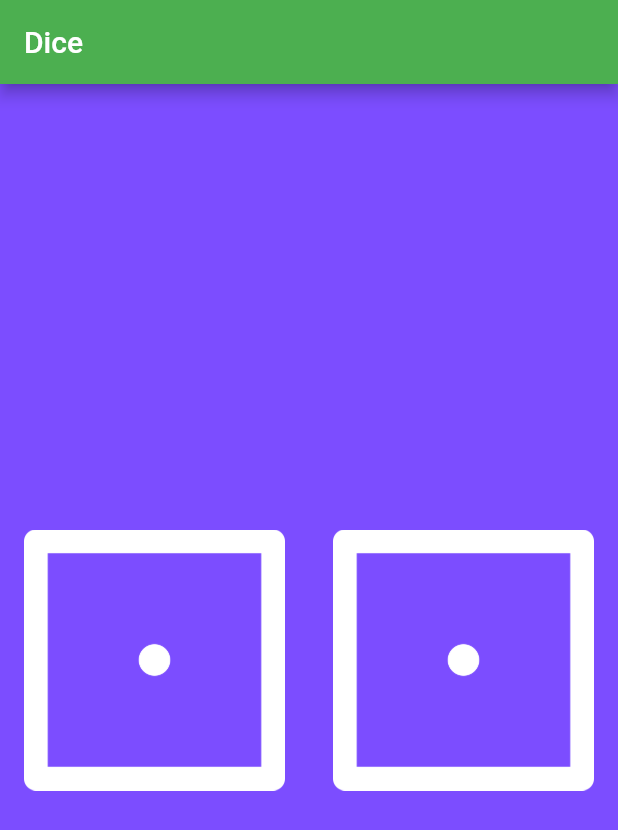
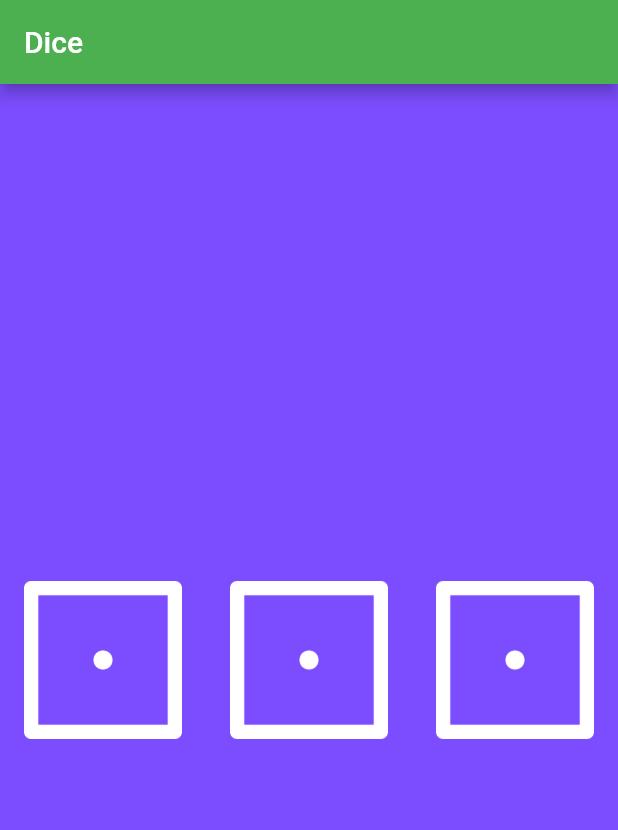
Before and after one commit to itsirajul/dice, a Flutter app: the screen it shows after launch, on a phone screen of 412 x 824 dp. Shown: the top 830 px of the screen. Run offline on Flutter 3.47's test engine with Material 2 defaults, Android fonts, the phone set to English and light mode, and no system bars.

Commit message:
Today I will code

```diff
--- a/lib/main.dart
+++ b/lib/main.dart
@@ -41,7 +41,14 @@ class DicePage extends StatelessWidget {
               child: Image.asset('images/dice1.png'),
             ),
           ),
-
+          Expanded(
+            child: FlatButton(
+              onPressed: () {
+                print('Right Button ');
+              },
+              child: Image.asset('images/dice1.png'),
+            ),
+          ),
 
         ],
       ),
```
